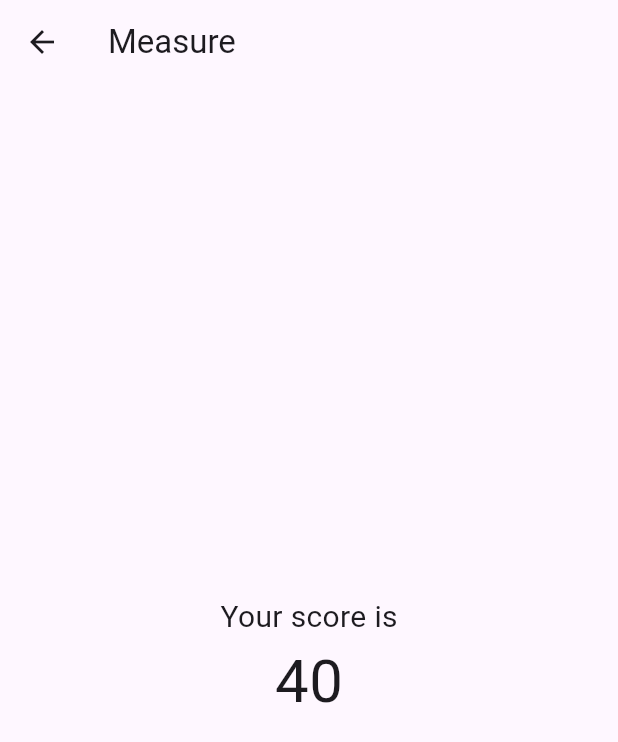
After one commit to Atori-Ikeyama/facondan-front, a Flutter app: the Home screen opened by its route, after a tap on the "add" icon, on a phone screen of 412 x 824 dp. The commit adds this screen. Shown: the top 742 px of the screen. Run offline on Flutter 3.47's test engine with Material 3 defaults, Android fonts, the phone set to English and light mode, and no system bars; our stand-ins replace firebase_core; accounts and stored records are empty; statements that could not run were skipped.

Commit message:
add pages

```diff
--- a/lib/main.dart
+++ b/lib/main.dart
@@ -1,6 +1,9 @@
 import 'package:firebase_core/firebase_core.dart';
 import 'package:flutter/material.dart';
 import 'package:ne_chu_show/firebase_options.dart';
+import 'package:ne_chu_show/pages/home.dart';
+import 'package:ne_chu_show/pages/measure.dart';
+import 'package:ne_chu_show/pages/score.dart';
 
 void main() async {
   WidgetsFlutterBinding.ensureInitialized();
@@ -35,6 +38,11 @@ class MyApp extends StatelessWidget {
         colorScheme: ColorScheme.fromSeed(seedColor: Colors.deepPurple),
         useMaterial3: true,
       ),
+      routes: <String, WidgetBuilder>{
+        '/home': (BuildContext context) => const Home(),
+        '/measure': (BuildContext context) => const Measure(),
+        '/score': (BuildContext context) => const Score(),
+      },
       home: const MyHomePage(title: 'Flutter Demo Home Page'),
     );
   }
--- /dev/null
+++ b/lib/pages/home.dart
@@ -0,0 +1,36 @@
+import 'package:flutter/material.dart';
+
+class Home extends StatelessWidget {
+  const Home({super.key});
+
+  @override
+  Widget build(BuildContext context) {
+    return Scaffold(
+      appBar: AppBar(
+        title: const Text('NE CHU SHOW'),
+      ),
+      body: const Center(
+        child: Column(
+          mainAxisAlignment: MainAxisAlignment.center,
+          children: <Widget>[
+            Text(
+              'Your score is',
+              style: TextStyle(fontSize: 20),
+            ),
+            Text(
+              '40',
+              style: TextStyle(fontSize: 40),
+            ),
+          ],
+        ),
+      ),
+      floatingActionButton: IconButton(
+        onPressed: () {
+          Navigator.of(context).pushNamed('/measure');
+        },
+        icon: const Icon(Icons.add),
+      ),
+      floatingActionButtonLocation: FloatingActionButtonLocation.centerFloat,
+    );
+  }
+}
--- /dev/null
+++ b/lib/pages/measure.dart
@@ -0,0 +1,29 @@
+import 'package:flutter/material.dart';
+
+class Measure extends StatelessWidget {
+  const Measure({super.key});
+
+  @override
+  Widget build(BuildContext context) {
+    return Scaffold(
+      appBar: AppBar(
+        title: const Text('Measure'),
+      ),
+      body: const Center(
+        child: Column(
+          mainAxisAlignment: MainAxisAlignment.center,
+          children: <Widget>[
+            Text(
+              'Your score is',
+              style: TextStyle(fontSize: 20),
+            ),
+            Text(
+              '40',
+              style: TextStyle(fontSize: 40),
+            ),
+          ],
+        ),
+      ),
+    );
+  }
+}
```
Also changed, not shown: lib/pages/score.dart (added, +29 -0 lines), lib/pages/signing.dart (added, +29 -0 lines), 3756 other files.
